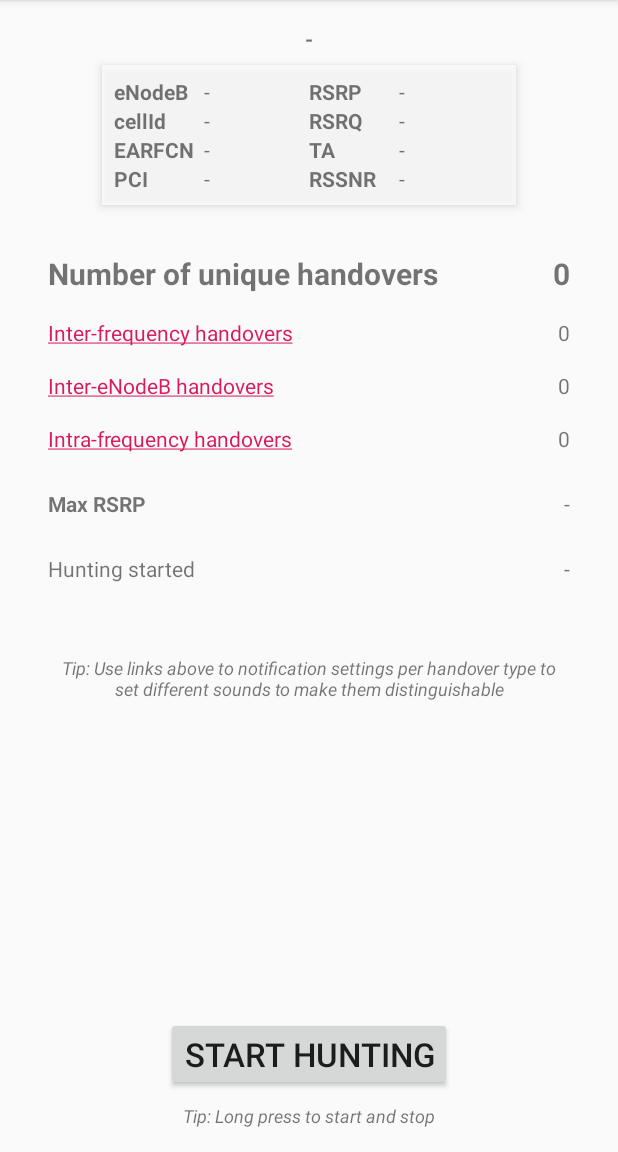
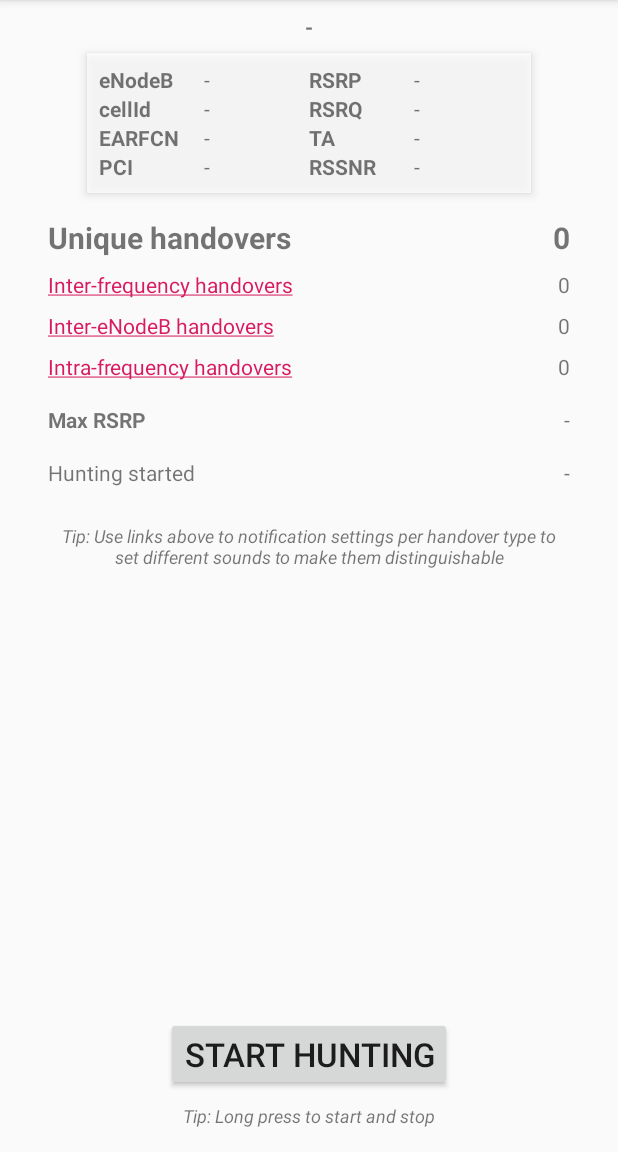
Before and after one commit to pcigehn/CellHunting, an Android app: the screen it shows after launch (MainActivity), on a phone screen of 412 x 824 dp, the part 84-1236 px from its top. Run offline under Robolectric (Android 15) with nearby library versions, the phone set to English and light mode, and no system bars; 1 statement that could not run was skipped.

Commit message:
Adjust layout for small screens. Add tooltips for measurements.

```diff
--- a/app/src/main/res/layout/activity_main.xml
+++ b/app/src/main/res/layout/activity_main.xml
@@ -10,7 +10,7 @@
         android:id="@+id/huntingState"
         android:layout_width="wrap_content"
         android:layout_height="wrap_content"
-        android:layout_marginTop="16dp"
+        android:layout_marginTop="8dp"
         android:textStyle="bold"
         app:layout_constraintEnd_toEndOf="parent"
         app:layout_constraintStart_toStartOf="parent"
@@ -30,123 +30,155 @@
 
         <TextView
             android:id="@+id/eNodeBLabel"
-            android:layout_width="60dp"
+            android:layout_width="70dp"
             android:layout_height="wrap_content"
+            android:maxLines="1"
             android:text="@string/enodeb"
-            android:textStyle="bold" />
+            android:textStyle="bold"
+            android:tooltipText="@string/eNodeBTooltip" />
 
         <TextView
             android:id="@+id/eNodeBTextView"
             android:layout_width="70dp"
             android:layout_height="wrap_content"
-            android:layout_toEndOf="@id/eNodeBLabel" />
+            android:layout_toEndOf="@id/eNodeBLabel"
+            android:maxLines="1"
+            android:tooltipText="@string/eNodeBTooltip" />
 
         <TextView
             android:id="@+id/cidLabel"
-            android:layout_width="60dp"
+            android:layout_width="70dp"
             android:layout_height="wrap_content"
             android:layout_below="@id/eNodeBLabel"
+            android:maxLines="1"
             android:text="@string/cid"
-            android:textStyle="bold" />
+            android:textStyle="bold"
+            android:tooltipText="@string/cidTooltip" />
 
         <TextView
             android:id="@+id/cidTextView"
             android:layout_width="70dp"
             android:layout_height="wrap_content"
             android:layout_below="@id/eNodeBTextView"
-            android:layout_toEndOf="@id/cidLabel" />
+            android:layout_toEndOf="@id/cidLabel"
+            android:maxLines="1"
+            android:tooltipText="@string/cidTooltip" />
 
         <TextView
             android:id="@+id/earfcnLabel"
-            android:layout_width="60dp"
+            android:layout_width="70dp"
             android:layout_height="wrap_content"
             android:layout_below="@id/cidLabel"
+            android:maxLines="1"
             android:text="@string/earfcn"
-            android:textStyle="bold" />
+            android:textStyle="bold"
+            android:tooltipText="@string/earfcnTooltip" />
 
         <TextView
             android:id="@+id/earfcnTextView"
             android:layout_width="70dp"
             android:layout_height="wrap_content"
             android:layout_below="@id/cidTextView"
-            android:layout_toEndOf="@id/earfcnLabel" />
+            android:layout_toEndOf="@id/earfcnLabel"
+            android:maxLines="1"
+            android:tooltipText="@string/earfcnTooltip" />
 
         <TextView
             android:id="@+id/pciLabel"
-            android:layout_width="60dp"
+            android:layout_width="70dp"
             android:layout_height="wrap_content"
             android:layout_below="@id/earfcnLabel"
+            android:maxLines="1"
             android:text="@string/pci"
-            android:textStyle="bold" />
+            android:textStyle="bold"
+            android:tooltipText="@string/pciTooltip" />
 
         <TextView
             android:id="@+id/pciTextView"
             android:layout_width="70dp"
             android:layout_height="wrap_content"
             android:layout_below="@id/earfcnTextView"
-            android:layout_toEndOf="@id/pciLabel" />
+            android:layout_toEndOf="@id/pciLabel"
+            android:maxLines="1"
+            android:tooltipText="@string/pciTooltip" />
 
         <TextView
             android:id="@+id/rsrpLabel"
-            android:layout_width="60dp"
+            android:layout_width="70dp"
             android:layout_height="wrap_content"
             android:layout_toEndOf="@id/eNodeBTextView"
+            android:maxLines="1"
             android:text="@string/rsrp"
-            android:textStyle="bold" />
+            android:textStyle="bold"
+            android:tooltipText="@string/rsrpTooltip" />
 
         <TextView
             android:id="@+id/rsrpTextView"
             android:layout_width="70dp"
             android:layout_height="wrap_content"
-            android:layout_toEndOf="@id/rsrpLabel" />
+            android:layout_toEndOf="@id/rsrpLabel"
+            android:maxLines="1"
+            android:tooltipText="@string/rsrpTooltip" />
 
         <TextView
             android:id="@+id/rsrqLabel"
-            android:layout_width="60dp"
+            android:layout_width="70dp"
             android:layout_height="wrap_content"
             android:layout_below="@id/rsrpLabel"
             android:layout_toEndOf="@id/cidTextView"
+            android:maxLines="1"
             android:text="@string/rsrq"
-            android:textStyle="bold" />
+            android:textStyle="bold"
+            android:tooltipText="@string/rsrqTooltip" />
 
         <TextView
             android:id="@+id/rsrqTextView"
             android:layout_width="70dp"
             android:layout_height="wrap_content"
             android:layout_below="@id/rsrpTextView"
-            android:layout_toEndOf="@id/rsrpLabel" />
+            android:layout_toEndOf="@id/rsrpLabel"
+            android:maxLines="1"
+            android:tooltipText="@string/rsrqTooltip" />
 
         <TextView
             android:id="@+id/taLabel"
-            android:layout_width="60dp"
+            android:layout_width="70dp"
             android:layout_height="wrap_content"
             android:layout_below="@id/rsrqLabel"
             android:layout_toEndOf="@id/earfcnTextView"
+            android:maxLines="1"
             android:text="@string/ta"
-            android:textStyle="bold" />
+            android:textStyle="bold"
+            android:tooltipText="@string/taTooltip" />
 
         <TextView
             android:id="@+id/taTextView"
             android:layout_width="70dp"
             android:layout_height="wrap_content"
             android:layout_below="@id/rsrqTextView"
-            android:layout_toEndOf="@id/taLabel" />
+            android:layout_toEndOf="@id/taLabel"
+            android:maxLines="1"
+            android:tooltipText="@string/taTooltip" />
 
         <TextView
             android:id="@+id/rssnrLabel"
-            android:layout_width="60dp"
+            android:layout_width="70dp"
             android:layout_height="wrap_content"
             android:layout_below="@id/taLabel"
             android:layout_toEndOf="@id/pciTextView"
+            android:maxLines="1"
             android:text="@string/rssnr"
-            android:textStyle="bold" />
+            android:textStyle="bold"
+            android:tooltipText="@string/rssnrTooltip" />
 
         <TextView
             android:id="@+id/rssnrTextView"
             android:layout_width="70dp"
             android:layout_height="wrap_content"
             android:layout_below="@id/taTextView"
-            android:layout_toEndOf="@id/rssnrLabel" />
+            android:layout_toEndOf="@id/rssnrLabel"
+            android:maxLines="1"
+            android:tooltipText="@string/rssnrTooltip" />
 
     </RelativeLayout>
 
@@ -155,7 +187,7 @@
         android:layout_width="wrap_content"
         android:layout_height="wrap_content"
         android:layout_marginStart="32dp"
-        android:layout_marginTop="32dp"
+        android:layout_marginTop="16dp"
         android:text="@string/number_of_unique_handovers"
         android:textSize="20sp"
         android:textStyle="bold"
@@ -166,7 +198,7 @@
         android:id="@+id/totNoOfHandovers"
         android:layout_width="wrap_content"
         android:layout_height="wrap_content"
-        android:layout_marginTop="32dp"
+        android:layout_marginTop="16dp"
         android:layout_marginEnd="32dp"
         android:text=""
         android:textSize="20sp"
@@ -178,7 +210,7 @@
         android:id="@+id/noOfInterFreqHandoversLabel"
         android:layout_width="wrap_content"
         android:layout_height="wrap_content"
-        android:layout_marginTop="16dp"
+        android:layout_marginTop="8dp"
         android:text="@string/inter_frequency_handovers"
         app:layout_constraintStart_toStartOf="@+id/totNoOfHandoversLabel"
         app:layout_constraintTop_toBottomOf="@+id/totNoOfHandoversLabel" />
@@ -187,7 +219,7 @@
         android:id="@+id/noOfInterFreqHandovers"
         android:layout_width="wrap_content"
         android:layout_height="wrap_content"
-        android:layout_marginTop="16dp"
+        android:layout_marginTop="8dp"
         android:text=""
         app:layout_constraintEnd_toEndOf="@+id/totNoOfHandovers"
         app:layout_constraintTop_toBottomOf="@+id/totNoOfHandovers" />
@@ -196,7 +228,7 @@
         android:id="@+id/noOfInterENodeBHandoversLabel"
         android:layout_width="wrap_content"
         android:layout_height="wrap_content"
-        android:layout_marginTop="16dp"
+        android:layout_marginTop="8dp"
         android:text="@string/inter_enodeb_handovers"
         app:layout_constraintStart_toStartOf="@+id/noOfInterFreqHandoversLabel"
         app:layout_constraintTop_toBottomOf="@+id/noOfInterFreqHandoversLabel" />
@@ -205,7 +237,7 @@
         android:id="@+id/noOfInterENodeBHandovers"
         android:layout_width="wrap_content"
         android:layout_height="wrap_content"
-        android:layout_marginTop="16dp"
+        android:layout_marginTop="8dp"
         android:text=""
         app:layout_constraintEnd_toEndOf="@+id/noOfInterFreqHandovers"
         app:layout_constraintTop_toBottomOf="@+id/noOfInterFreqHandovers" />
@@ -214,7 +246,7 @@
         android:id="@+id/noOfIntraFreqHandoversLabel"
         android:layout_width="wrap_content"
         android:layout_height="wrap_content"
-        android:layout_marginTop="16dp"
+        android:layout_marginTop="8dp"
         android:text="@string/intra_frequency_handovers"
         app:layout_constraintStart_toStartOf="@+id/noOfInterENodeBHandoversLabel"
         app:layout_constraintTop_toBottomOf="@+id/noOfInterENodeBHandoversLabel" />
@@ -223,7 +255,7 @@
         android:id="@+id/noOfIntraFreqHandovers"
         android:layout_width="wrap_content"
         android:layout_height="wrap_content"
-        android:layout_marginTop="16dp"
+        android:layout_marginTop="8dp"
         android:text=""
         app:layout_constraintEnd_toEndOf="@+id/noOfInterENodeBHandovers"
         app:layout_constraintTop_toBottomOf="@+id/noOfInterENodeBHandovers" />
@@ -232,7 +264,7 @@
         android:id="@+id/maxRspLabel"
         android:layout_width="wrap_content"
         android:layout_height="wrap_content"
-        android:layout_marginTop="24dp"
+        android:layout_marginTop="16dp"
         android:text="@string/max_rsrp"
         android:textStyle="bold"
         app:layout_constraintStart_toStartOf="@+id/noOfIntraFreqHandoversLabel"
@@ -242,7 +274,7 @@
         android:id="@+id/maxRsrp"
         android:layout_width="wrap_content"
         android:layout_height="wrap_content"
-        android:layout_marginTop="24dp"
+        android:layout_marginTop="16dp"
         android:text=""
         app:layout_constraintEnd_toEndOf="@+id/noOfIntraFreqHandovers"
         app:layout_constraintTop_toBottomOf="@+id/noOfIntraFreqHandovers" />
@@ -251,7 +283,7 @@
         android:id="@+id/huntingStartLabel"
         android:layout_width="wrap_content"
         android:layout_height="wrap_content"
-        android:layout_marginTop="24dp"
+        android:layout_marginTop="16dp"
         android:text="@string/hunting_started"
         app:layout_constraintStart_toStartOf="@+id/maxRspLabel"
         app:layout_constraintTop_toBottomOf="@+id/maxRspLabel" />
@@ -260,7 +292,7 @@
         android:id="@+id/huntingStart"
         android:layout_width="wrap_content"
         android:layout_height="wrap_content"
-        android:layout_marginTop="24dp"
+        android:layout_marginTop="16dp"
         android:text=""
         app:layout_constraintEnd_toEndOf="@+id/maxRsrp"
         app:layout_constraintTop_toBottomOf="@+id/maxRsrp" />
@@ -293,7 +325,7 @@
         android:layout_width="wrap_content"
         android:layout_height="wrap_content"
         android:layout_marginStart="32dp"
-        android:layout_marginTop="48dp"
+        android:layout_marginTop="24dp"
         android:layout_marginEnd="32dp"
         android:gravity="center_horizontal"
         android:paddingHorizontal="32dp"
--- a/app/src/main/res/values/strings.xml
+++ b/app/src/main/res/values/strings.xml
@@ -10,7 +10,7 @@
     <string name="rsrq">RSRQ</string>
     <string name="ta">TA</string>
     <string name="rssnr">RSSNR</string>
-    <string name="number_of_unique_handovers">Number of unique handovers</string>
+    <string name="number_of_unique_handovers">Unique handovers</string>
     <string name="inter_frequency_handovers">Inter-frequency handovers</string>
     <string name="inter_enodeb_handovers">Inter-eNodeB handovers</string>
     <string name="intra_frequency_handovers">Intra-frequency handovers</string>
@@ -21,4 +21,12 @@
     <string name="non_lte_connected">Serving cell is not LTE! Move to LTE coverage…</string>
     <string name="start_stop_hint">Tip: Long press to start and stop</string>
     <string name="notification_settings_hint">Tip: Use links above to notification settings per handover type to set different sounds to make them distinguishable</string>
+    <string name="eNodeBTooltip">eNodeB Identity (0..1048575)</string>
+    <string name="cidTooltip">Cell Identity (0..255)</string>
+    <string name="earfcnTooltip">Evolved-UTRA Absolute Radio Frequency Number (0..65535)</string>
+    <string name="pciTooltip">Physical Cell Identity (0..503)</string>
+    <string name="rsrpTooltip">Reference Signal Received Power (-44..-140 dBm)</string>
+    <string name="rsrqTooltip">Reference Signal Received Quality (-3..-19.5 dB)</string>
+    <string name="taTooltip">Timing Advance (0..1282)</string>
+    <string name="rssnrTooltip">Reference Signal Signal to Noise Ratio</string>
 </resources>
```
Also changed, not shown: app/build.gradle (+4 -4 lines).
